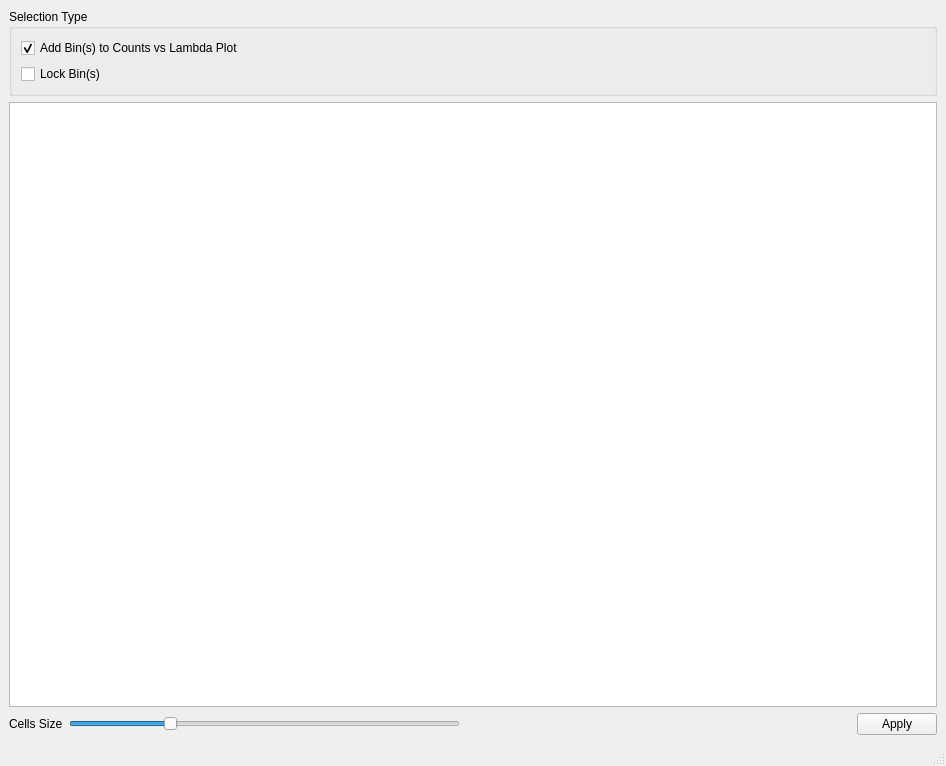
Above: designer/ui_advancedFittingSelection.ui from ornlneutronimaging/iBeatles before the change. Below: the same form after it.
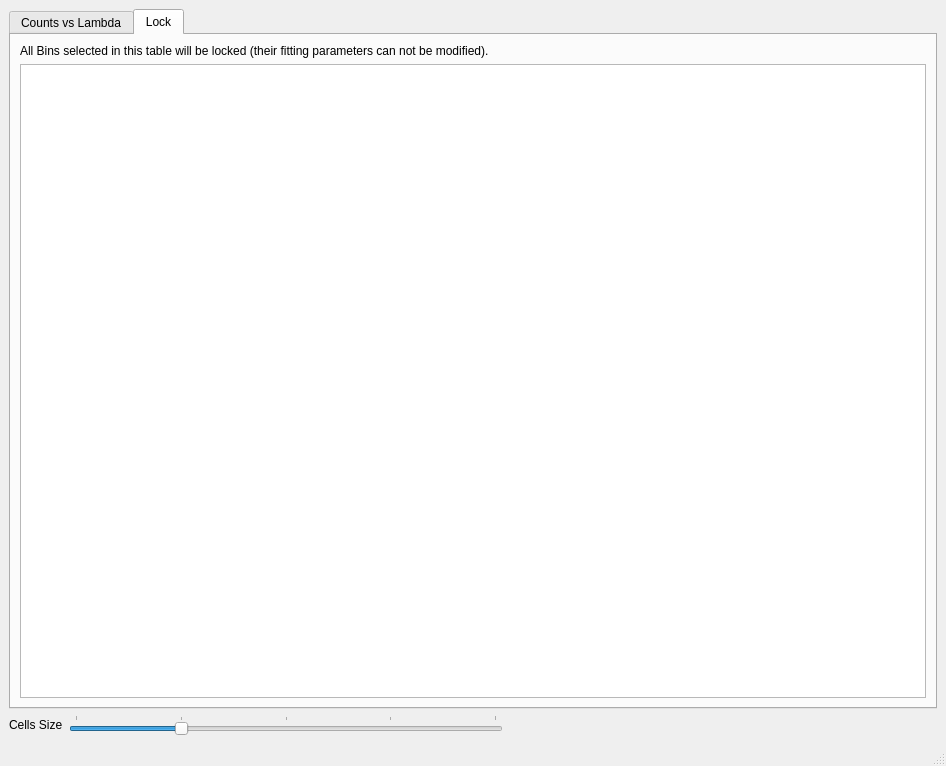
That is the form after the change. The open tabs and pages were chosen to show the change.

Commit message: Started to implement graphical selection

```diff
--- a/designer/ui_advancedFittingSelection.ui
+++ b/designer/ui_advancedFittingSelection.ui
@@ -19,6 +19,12 @@
   <property name="windowTitle">
    <string>MainWindow</string>
   </property>
+  <property name="toolButtonStyle">
+   <enum>Qt::ToolButtonIconOnly</enum>
+  </property>
+  <property name="tabShape">
+   <enum>QTabWidget::Rounded</enum>
+  </property>
   <widget class="QWidget" name="centralwidget">
    <property name="minimumSize">
     <size>
@@ -26,38 +32,54 @@
      <height>0</height>
     </size>
    </property>
-   <layout class="QVBoxLayout" name="verticalLayout">
+   <layout class="QVBoxLayout" name="verticalLayout_2">
     <item>
-     <widget class="QGroupBox" name="groupBox">
-      <property name="title">
-       <string>Selection Type</string>
+     <widget class="QTabWidget" name="tabWidget">
+      <property name="currentIndex">
+       <number>0</number>
       </property>
-      <layout class="QVBoxLayout" name="verticalLayout_2">
-       <item>
-        <widget class="QCheckBox" name="checkBox">
-         <property name="text">
-          <string>Add Bin(s) to Counts vs Lambda Plot</string>
-         </property>
-         <property name="checked">
-          <bool>true</bool>
-         </property>
-        </widget>
-       </item>
-       <item>
-        <widget class="QCheckBox" name="checkBox_2">
-         <property name="text">
-          <string>Lock Bin(s)</string>
-         </property>
-        </widget>
-       </item>
-      </layout>
-     </widget>
-    </item>
-    <item>
-     <widget class="QTableWidget" name="selection_table">
-      <property name="selectionMode">
-       <enum>QAbstractItemView::MultiSelection</enum>
-      </property>
+      <widget class="QWidget" name="tab">
+       <attribute name="title">
+        <string>Counts vs Lambda</string>
+       </attribute>
+       <layout class="QVBoxLayout" name="verticalLayout">
+        <item>
+         <widget class="QLabel" name="label_2">
+          <property name="text">
+           <string>All Bins selected in this table will be used to display the Counts vs Lambda plot</string>
+          </property>
+         </widget>
+        </item>
+        <item>
+         <widget class="QTableWidget" name="selection_table">
+          <property name="selectionMode">
+           <enum>QAbstractItemView::MultiSelection</enum>
+          </property>
+         </widget>
+        </item>
+       </layout>
+      </widget>
+      <widget class="QWidget" name="tab_2">
+       <attribute name="title">
+        <string>Lock</string>
+       </attribute>
+       <layout class="QVBoxLayout" name="verticalLayout_3">
+        <item>
+         <widget class="QLabel" name="label_3">
+          <property name="text">
+           <string>All Bins selected in this table will be locked (their fitting parameters can not be modified).</string>
+          </property>
+         </widget>
+        </item>
+        <item>
+         <widget class="QTableWidget" name="lock_table">
+          <property name="selectionMode">
+           <enum>QAbstractItemView::MultiSelection</enum>
+          </property>
+         </widget>
+        </item>
+       </layout>
+      </widget>
      </widget>
     </item>
     <item>
@@ -83,6 +105,9 @@
         <property name="orientation">
          <enum>Qt::Horizontal</enum>
         </property>
+        <property name="tickPosition">
+         <enum>QSlider::TicksAbove</enum>
+        </property>
        </widget>
       </item>
       <item>
@@ -98,13 +123,6 @@
         </property>
        </spacer>
       </item>
-      <item>
-       <widget class="QPushButton" name="apply_button">
-        <property name="text">
-         <string>Apply</string>
-        </property>
-       </widget>
-      </item>
      </layout>
     </item>
    </layout>
```
Left out of the diff: 34 changed lines with no effect on the pictures. The commit also changes 4 other files.
